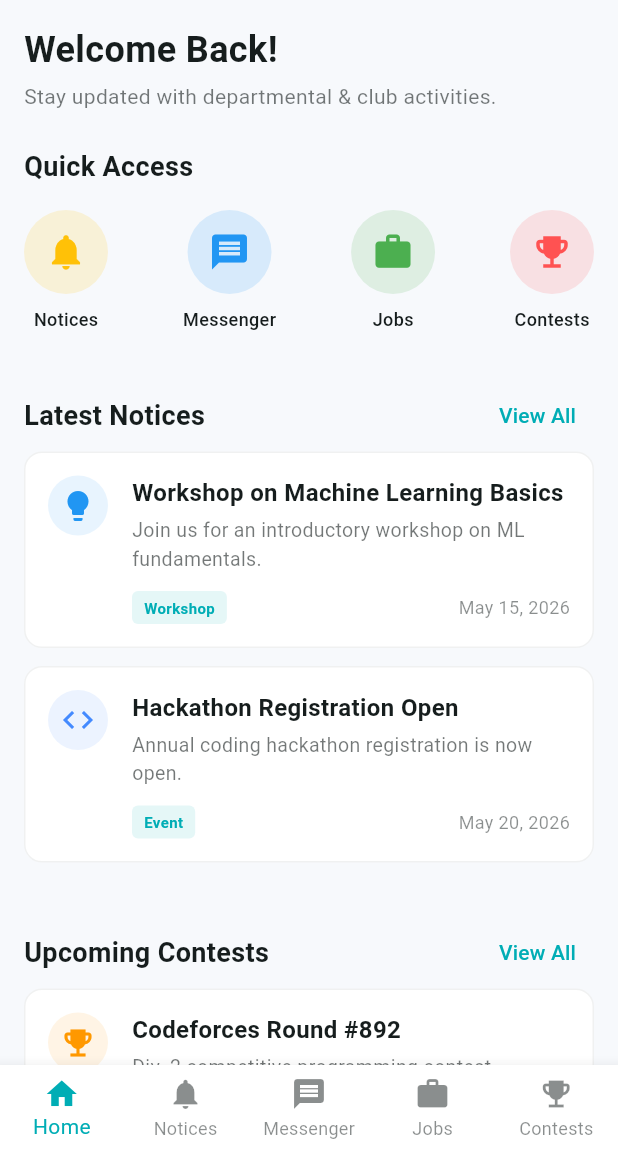
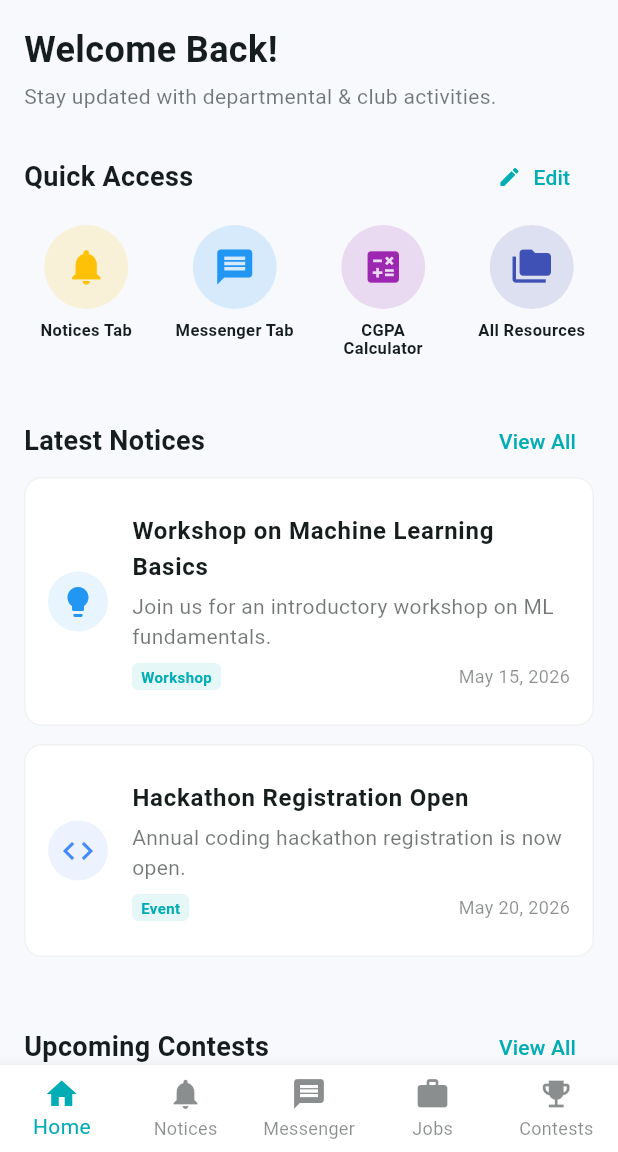
Before and after one commit to ImranHasan13421/ShEC-CSE, a Flutter app: the HomeLayout screen opened directly, on a phone screen of 412 x 824 dp, the part 84-1236 px from its top. Run offline on Flutter 3.47's test engine with Material 3 defaults, Android fonts, the phone set to English and light mode, and no system bars; our stand-ins replace image_cropper, image_picker.

Commit message:
Updating Screens

```diff
--- /dev/null
+++ b/lib/models/quick_access_state.dart
@@ -0,0 +1,41 @@
+// lib/models/quick_access_state.dart
+import 'package:flutter/material.dart';
+
+class ShortcutItem {
+  final String id;
+  final String title;
+  final IconData icon;
+  final Color color;
+
+  const ShortcutItem({
+    required this.id,
+    required this.title,
+    required this.icon,
+    required this.color,
+  });
+}
+
+// The Master List of all available shortcuts in the app
+final List<ShortcutItem> availableShortcuts = [
+  const ShortcutItem(id: 'tab_notices', title: 'Notices Tab', icon: Icons.notifications, color: Colors.amber),
+  const ShortcutItem(id: 'tab_messenger', title: 'Messenger Tab', icon: Icons.message, color: Colors.blue),
+  const ShortcutItem(id: 'tab_jobs', title: 'Jobs Tab', icon: Icons.work, color: Colors.green),
+  const ShortcutItem(id: 'tab_contests', title: 'Contests Tab', icon: Icons.emoji_events, color: Colors.redAccent),
+  const ShortcutItem(id: 'cgpa_calc', title: 'CGPA Calculator', icon: Icons.calculate, color: Colors.purple),
+  const ShortcutItem(id: 'res_main', title: 'All Resources', icon: Icons.folder_copy, color: Colors.indigo),
+
+  // Specific Deep Link Examples
+  const ShortcutItem(id: 'res_3_1_20', title: '3rd Yr Sem 1 (20-21)', icon: Icons.picture_as_pdf, color: Colors.teal),
+
+  const ShortcutItem(id: 'dept_info', title: 'Department Info', icon: Icons.school, color: Colors.brown),
+  const ShortcutItem(id: 'prog_club', title: 'Programming Club', icon: Icons.code, color: Colors.deepOrange),
+];
+
+// The Active List (The user's currently selected shortcuts)
+// We initialize it with 4 default items
+final ValueNotifier<List<ShortcutItem>> activeShortcuts = ValueNotifier([
+  availableShortcuts[0], // Notices
+  availableShortcuts[1], // Messenger
+  availableShortcuts[4], // CGPA Calc
+  availableShortcuts[5], // All Resources
+]);
--- a/lib/screens/home_screen.dart
+++ b/lib/screens/home_screen.dart
@@ -1,73 +1,183 @@
-//lib/screens/home_screen.dart/
+// lib/screens/home_screen.dart
 import 'package:flutter/material.dart';
+import '../models/quick_access_state.dart';
+import 'cgpa_calculator_screen.dart';
+import 'resources_screen.dart';
+import 'department_screen.dart';
+import 'club_screen.dart';
 
 class DashboardScreen extends StatelessWidget {
   final Function(int)? onNavigateToTab;
 
   const DashboardScreen({super.key, this.onNavigateToTab});
 
+  // --- Central Routing Engine for Shortcuts ---
+  void _executeShortcut(BuildContext context, String id) {
+    switch (id) {
+      case 'tab_notices': onNavigateToTab?.call(1); break;
+      case 'tab_messenger': onNavigateToTab?.call(2); break;
+      case 'tab_jobs': onNavigateToTab?.call(3); break;
+      case 'tab_contests': onNavigateToTab?.call(4); break;
+      case 'cgpa_calc': Navigator.push(context, MaterialPageRoute(builder: (_) => const CGPACalculatorScreen())); break;
+      case 'res_main': Navigator.push(context, MaterialPageRoute(builder: (_) => const YearsScreen())); break;
+      case 'dept_info': Navigator.push(context, MaterialPageRoute(builder: (_) => const DepartmentScreen())); break;
+      case 'prog_club': Navigator.push(context, MaterialPageRoute(builder: (_) => const ClubScreen())); break;
+
+    // DEEP LINK: Direct to 3rd Year, Semester 1, Session 20-21
+      case 'res_3_1_20':
+        Navigator.push(context, MaterialPageRoute(builder: (_) => const PdfsScreen(title: 'Session 20-21 Resources', color: Colors.teal)));
+        break;
+    }
+  }
+
   @override
   Widget build(BuildContext context) {
     return ListView(
       padding: const EdgeInsets.all(16.0),
       children: [
-        const Text(
-          'Welcome Back!',
-          style: TextStyle(fontSize: 24, fontWeight: FontWeight.bold),
-        ),
+        const Text('Welcome Back!', style: TextStyle(fontSize: 24, fontWeight: FontWeight.bold)),
         const SizedBox(height: 4),
-        Text(
-          'Stay updated with departmental & club activities.',
-          style: TextStyle(color: Theme.of(context).colorScheme.onSurface.withOpacity(0.6)),
-        ),
+        Text('Stay updated with departmental & club activities.', style: TextStyle(color: Theme.of(context).colorScheme.onSurface.withOpacity(0.6))),
         const SizedBox(height: 24),
 
-        const Text('Quick Access', style: TextStyle(fontSize: 18, fontWeight: FontWeight.bold)),
-        const SizedBox(height: 16),
+        // --- EDITABLE QUICK ACCESS SECTION ---
         Row(
           mainAxisAlignment: MainAxisAlignment.spaceBetween,
           children: [
-            // Indices matching bottom nav: 1=Notices, 2=Messenger, 3=Jobs, 4=Contests
-            _buildQuickAccessIcon(context, Icons.notifications, 'Notices', Colors.amber, () => onNavigateToTab?.call(1)),
-            _buildQuickAccessIcon(context, Icons.message, 'Messenger', Colors.blue, () => onNavigateToTab?.call(2)),
-            _buildQuickAccessIcon(context, Icons.work, 'Jobs', Colors.green, () => onNavigateToTab?.call(3)),
-            _buildQuickAccessIcon(context, Icons.emoji_events, 'Contests', Colors.redAccent, () => onNavigateToTab?.call(4)),
+            const Text('Quick Access', style: TextStyle(fontSize: 18, fontWeight: FontWeight.bold)),
+            TextButton.icon(
+              onPressed: () => _showEditQuickAccessSheet(context),
+              icon: const Icon(Icons.edit, size: 16),
+              label: const Text('Edit'),
+              style: TextButton.styleFrom(visualDensity: VisualDensity.compact),
+            ),
           ],
         ),
+        const SizedBox(height: 12),
+
+        // Dynamically build the shortcut grid
+        ValueListenableBuilder<List<ShortcutItem>>(
+          valueListenable: activeShortcuts,
+          builder: (context, shortcuts, _) {
+            if (shortcuts.isEmpty) {
+              return Container(
+                padding: const EdgeInsets.all(16),
+                decoration: BoxDecoration(color: Theme.of(context).colorScheme.surface, borderRadius: BorderRadius.circular(12), border: Border.all(color: Theme.of(context).colorScheme.outline.withOpacity(0.1))),
+                child: const Center(child: Text('Tap Edit to add shortcuts.')),
+              );
+            }
+            return Wrap(
+              spacing: 16, // Horizontal spacing
+              runSpacing: 16, // Vertical spacing
+              alignment: WrapAlignment.start,
+              children: shortcuts.map((shortcut) {
+                // Determine width so 4 items fit nicely, and the 5th wraps below
+                return SizedBox(
+                  width: (MediaQuery.of(context).size.width - 32 - (16 * 3)) / 4, // screen width - padding - spacing
+                  child: _buildQuickAccessIcon(context, shortcut.icon, shortcut.title, shortcut.color, () => _executeShortcut(context, shortcut.id)),
+                );
+              }).toList(),
+            );
+          },
+        ),
+
         const SizedBox(height: 32),
 
-        _buildSectionHeader('Latest Notices', () => onNavigateToTab?.call(1)), // Routes to Notices tab
-        _buildListCard(
-          context,
-          icon: Icons.lightbulb,
-          iconColor: Colors.blue,
-          title: 'Workshop on Machine Learning Basics',
-          subtitle: 'Join us for an introductory workshop on ML fundamentals.',
-          tag: 'Workshop',
-          date: 'May 15, 2026',
+        _buildSectionHeader('Latest Notices', () => onNavigateToTab?.call(1)),
+        _buildListCard(context, icon: Icons.lightbulb, iconColor: Colors.blue, title: 'Workshop on Machine Learning Basics', subtitle: 'Join us for an introductory workshop on ML fundamentals.', tag: 'Workshop', date: 'May 15, 2026'),
+        _buildListCard(context, icon: Icons.code, iconColor: Colors.blueAccent, title: 'Hackathon Registration Open', subtitle: 'Annual coding hackathon registration is now open.', tag: 'Event', date: 'May 20, 2026'),
+
+        const SizedBox(height: 24),
+        _buildSectionHeader('Upcoming Contests', () => onNavigateToTab?.call(4)),
+        _buildListCard(context, icon: Icons.emoji_events, iconColor: Colors.orange, title: 'Codeforces Round #892', subtitle: 'Div. 2 competitive programming contest.', tag: 'Contest', date: 'Tomorrow'),
+      ],
+    );
+  }
+
+  // --- THE EDIT BOTTOM SHEET ---
+  void _showEditQuickAccessSheet(BuildContext context) {
+    showModalBottomSheet(
+      context: context,
+      isScrollControlled: true, // Allows sheet to take up more screen space
+      shape: const RoundedRectangleBorder(borderRadius: BorderRadius.vertical(top: Radius.circular(20))),
+      builder: (context) {
+        return StatefulBuilder( // StatefulBuilder allows the bottom sheet to update its UI without rebuilding the whole screen
+            builder: (BuildContext context, StateSetter setModalState) {
+              final colors = Theme.of(context).colorScheme;
+
+              void toggleShortcut(ShortcutItem item) {
+                setModalState(() {
+                  if (activeShortcuts.value.contains(item)) {
+                    // Remove it
+                    activeShortcuts.value = List.from(activeShortcuts.value)..remove(item);
+                  } else {
+                    // Add it (if under limit)
+                    if (activeShortcuts.value.length < 4) {
+                      activeShortcuts.value = List.from(activeShortcuts.value)..add(item);
+                    } else {
+                      ScaffoldMessenger.of(context).showSnackBar(const SnackBar(content: Text('Maximum 4 shortcuts allowed!')));
+                    }
+                  }
+                });
+              }
+
+              return Container(
+                height: MediaQuery.of(context).size.height * 0.7, // Take 70% of screen height
+                padding: const EdgeInsets.all(24.0),
+                child: Column(
+                  crossAxisAlignment: CrossAxisAlignment.start,
+                  children: [
+                    Center(child: Container(width: 40, height: 4, margin: const EdgeInsets.only(bottom: 24), decoration: BoxDecoration(color: colors.onSurface.withOpacity(0.2), borderRadius: BorderRadius.circular(2)))),
+                    Row(
+                      mainAxisAlignment: MainAxisAlignment.spaceBetween,
+                      children: [
+                        const Text('Edit Quick Access', style: TextStyle(fontSize: 20, fontWeight: FontWeight.bold)),
+                        Text('${activeShortcuts.value.length}/4', style: TextStyle(color: colors.primary, fontWeight: FontWeight.bold)),
+                      ],
                     ),
-        _buildListCard(
-          context,
-          icon: Icons.code,
-          iconColor: Colors.blueAccent,
-          title: 'Hackathon Registration Open',
-          subtitle: 'Annual coding hackathon registration is now open.',
-          tag: 'Event',
-          date: 'May 20, 2026',
+                    const SizedBox(height: 8),
+                    Text('Select up to 4 shortcuts for your dashboard.', style: TextStyle(color: colors.onSurface.withOpacity(0.6))),
+                    const SizedBox(height: 16),
+
+                    // List of all available shortcuts
+                    Expanded(
+                      child: ListView.separated(
+                        itemCount: availableShortcuts.length,
+                        separatorBuilder: (context, index) => const Divider(height: 1),
+                        itemBuilder: (context, index) {
+                          final item = availableShortcuts[index];
+                          final isSelected = activeShortcuts.value.contains(item);
+
+                          return ListTile(
+                            contentPadding: EdgeInsets.zero,
+                            leading: CircleAvatar(backgroundColor: item.color.withOpacity(0.1), child: Icon(item.icon, color: item.color, size: 20)),
+                            title: Text(item.title, style: const TextStyle(fontWeight: FontWeight.w600)),
+                            trailing: Checkbox(
+                              value: isSelected,
+                              activeColor: colors.primary,
+                              onChanged: (bool? value) => toggleShortcut(item),
+                            ),
+                            onTap: () => toggleShortcut(item),
+                          );
+                        },
+                      ),
                     ),
 
-        const SizedBox(height: 24),
-        _buildSectionHeader('Upcoming Contests', () => onNavigateToTab?.call(4)), // Routes to Contests tab
-        _buildListCard(
-          context,
-          icon: Icons.emoji_events,
-          iconColor: Colors.orange,
-          title: 'Codeforces Round #892',
-          subtitle: 'Div. 2 competitive programming contest.',
-          tag: 'Contest',
-          date: 'Tomorrow',
+                    // Done Button
+                    SizedBox(
+                      width: double.infinity,
+                      child: ElevatedButton(
+                        onPressed: () => Navigator.pop(context),
+                        style: ElevatedButton.styleFrom(backgroundColor: colors.primary, foregroundColor: Colors.white, padding: const EdgeInsets.symmetric(vertical: 16)),
+                        child: const Text('Save & Close', style: TextStyle(fontWeight: FontWeight.bold)),
+                      ),
                     ),
                   ],
+                ),
+              );
+            }
+        );
+      },
     );
   }
 
@@ -83,7 +193,7 @@ class DashboardScreen extends StatelessWidget {
             child: Icon(icon, color: color, size: 28),
           ),
           const SizedBox(height: 8),
-          Text(label, style: const TextStyle(fontSize: 12, fontWeight: FontWeight.w500)),
+          Text(label, textAlign: TextAlign.center, maxLines: 2, overflow: TextOverflow.ellipsis, style: const TextStyle(fontSize: 11, fontWeight: FontWeight.w600, height: 1.1)),
         ],
       ),
     );
@@ -94,149 +204,38 @@ class DashboardScreen extends StatelessWidget {
       mainAxisAlignment: MainAxisAlignment.spaceBetween,
       children: [
         Text(title, style: const TextStyle(fontSize: 18, fontWeight: FontWeight.bold)),
-        TextButton(
-          onPressed: onViewAll,
-          child: const Text('View All'),
-        ),
+        TextButton(onPressed: onViewAll, child: const Text('View All')),
       ],
     );
   }
 
-  Widget _buildListCard(BuildContext context, {
-    required IconData icon, required Color iconColor,
-    required String title, required String subtitle,
-    required String tag, required String date,
-  }) {
+  Widget _buildListCard(BuildContext context, {required IconData icon, required Color iconColor, required String title, required String subtitle, required String tag, required String date}) {
     final colors = Theme.of(context).colorScheme;
     return Card(
       margin: const EdgeInsets.only(bottom: 12),
       elevation: 0,
       color: colors.surface,
-      shape: RoundedRectangleBorder(
-        borderRadius: BorderRadius.circular(12),
-        side: BorderSide(color: colors.outline.withOpacity(0.1)),
-      ),
-      child: InkWell(
-        onTap: () => _showDetailsBottomSheet(context, title, subtitle, tag, date, icon, iconColor),
-        borderRadius: BorderRadius.circular(12),
-        child: Padding(
-          padding: const EdgeInsets.all(16.0),
-          child: Row(
+      shape: RoundedRectangleBorder(borderRadius: BorderRadius.circular(12), side: BorderSide(color: colors.outline.withOpacity(0.1))),
+      child: ListTile(
+        contentPadding: const EdgeInsets.all(16),
+        leading: CircleAvatar(backgroundColor: iconColor.withOpacity(0.1), child: Icon(icon, color: iconColor)),
+        title: Text(title, style: const TextStyle(fontWeight: FontWeight.bold)),
+        subtitle: Column(
           crossAxisAlignment: CrossAxisAlignment.start,
           children: [
-              CircleAvatar(
-                backgroundColor: iconColor.withOpacity(0.1),
-                child: Icon(icon, color: iconColor),
-              ),
-              const SizedBox(width: 16),
-              Expanded(
-                child: Column(
-                  crossAxisAlignment: CrossAxisAlignment.start,
-                  children: [
-                    Text(title, style: const TextStyle(fontWeight: FontWeight.bold, fontSize: 16)),
             const SizedBox(height: 4),
-                    Text(subtitle, style: TextStyle(color: colors.onSurface.withOpacity(0.6), fontSize: 13)),
-                    const SizedBox(height: 12),
+            Text(subtitle, style: TextStyle(color: colors.onSurface.withOpacity(0.6))),
+            const SizedBox(height: 8),
             Row(
               children: [
-                        Container(
-                          padding: const EdgeInsets.symmetric(horizontal: 8, vertical: 4),
-                          decoration: BoxDecoration(
-                            color: colors.primary.withOpacity(0.1),
-                            borderRadius: BorderRadius.circular(4),
-                          ),
-                          child: Text(tag, style: TextStyle(color: colors.primary, fontSize: 10, fontWeight: FontWeight.bold)),
-                        ),
+                Container(padding: const EdgeInsets.symmetric(horizontal: 6, vertical: 2), decoration: BoxDecoration(color: colors.primary.withOpacity(0.1), borderRadius: BorderRadius.circular(4)), child: Text(tag, style: TextStyle(color: colors.primary, fontSize: 10, fontWeight: FontWeight.bold))),
                 const Spacer(),
                 Text(date, style: TextStyle(color: colors.onSurface.withOpacity(0.5), fontSize: 12)),
               ],
-                    ),
+            )
           ],
-                ),
-              ),
-            ],
-          ),
         ),
       ),
     );
   }
-
-  // Beautiful Bottom Sheet for when a card is tapped
-  void _showDetailsBottomSheet(BuildContext context, String title, String subtitle, String tag, String date, IconData icon, Color iconColor) {
-    final colors = Theme.of(context).colorScheme;
-
-    showModalBottomSheet(
-      context: context,
-      shape: const RoundedRectangleBorder(
-        borderRadius: BorderRadius.vertical(top: Radius.circular(20)),
-      ),
-      builder: (context) {
-        return Padding(
-          padding: const EdgeInsets.all(24.0),
-          child: Column(
-            mainAxisSize: MainAxisSize.min,
-            crossAxisAlignment: CrossAxisAlignment.start,
-            children: [
-              Center(
-                child: Container(
-                  width: 40,
-                  height: 4,
-                  margin: const EdgeInsets.only(bottom: 24),
-                  decoration: BoxDecoration(
-                    color: colors.onSurface.withOpacity(0.2),
-                    borderRadius: BorderRadius.circular(2),
-                  ),
-                ),
-              ),
-              Row(
-                children: [
-                  CircleAvatar(
-                    radius: 24,
-                    backgroundColor: iconColor.withOpacity(0.1),
-                    child: Icon(icon, color: iconColor, size: 28),
-                  ),
-                  const SizedBox(width: 16),
-                  Expanded(
-                    child: Text(title, style: const TextStyle(fontSize: 20, fontWeight: FontWeight.bold)),
-                  ),
-                ],
-              ),
-              const SizedBox(height: 20),
-              Container(
-                padding: const EdgeInsets.symmetric(horizontal: 10, vertical: 6),
-                decoration: BoxDecoration(
-                  color: colors.primary.withOpacity(0.1),
-                  borderRadius: BorderRadius.circular(6),
-                ),
-                child: Text(tag, style: TextStyle(color: colors.primary, fontWeight: FontWeight.bold)),
-              ),
-              const SizedBox(height: 16),
-              Text(subtitle, style: TextStyle(fontSize: 16, color: colors.onSurface.withOpacity(0.8), height: 1.5)),
-              const SizedBox(height: 24),
-              Row(
-                children: [
-                  Icon(Icons.calendar_today, size: 16, color: colors.onSurface.withOpacity(0.5)),
-                  const SizedBox(width: 8),
-                  Text('Scheduled for: $date', style: TextStyle(color: colors.onSurface.withOpacity(0.6))),
-                ],
-              ),
-              const SizedBox(height: 32),
-              SizedBox(
-                width: double.infinity,
-                child: ElevatedButton(
-                  onPressed: () => Navigator.pop(context),
-                  style: ElevatedButton.styleFrom(
-                    backgroundColor: colors.primary,
-                    foregroundColor: Colors.white,
-                    padding: const EdgeInsets.symmetric(vertical: 16),
-                  ),
-                  child: const Text('Close'),
-                ),
-              ),
-            ],
-          ),
-        );
-      },
-    );
 }
-}
--- a/lib/screens/main_screen.dart
+++ b/lib/screens/main_screen.dart
@@ -13,6 +13,7 @@ import 'club_screen.dart';
 import 'gallery_screen.dart';
 import 'profile_screen.dart';
 import 'cgpa_calculator_screen.dart';
+import 'resources_screen.dart';
 
 class HomeLayout extends StatefulWidget {
   const HomeLayout({super.key});
@@ -192,6 +193,14 @@ class _HomeLayoutState extends State<HomeLayout> {
               Navigator.push(context, MaterialPageRoute(builder: (_) => const CGPACalculatorScreen()));
             },
           ),
+          ListTile(
+            leading: const Icon(Icons.folder_copy),
+            title: const Text('Previous Resources'),
+            onTap: () {
+              Navigator.pop(context);
+              Navigator.push(context, MaterialPageRoute(builder: (_) => const YearsScreen()));
+            },
+          ),
           const Divider(), // Existing divider before Log Out
           const Divider(),
           ListTile(
```
Also changed, not shown: lib/screens/resources_screen.dart (added, +302 -0 lines). Lines whose indentation alone changed are shown as unchanged.
